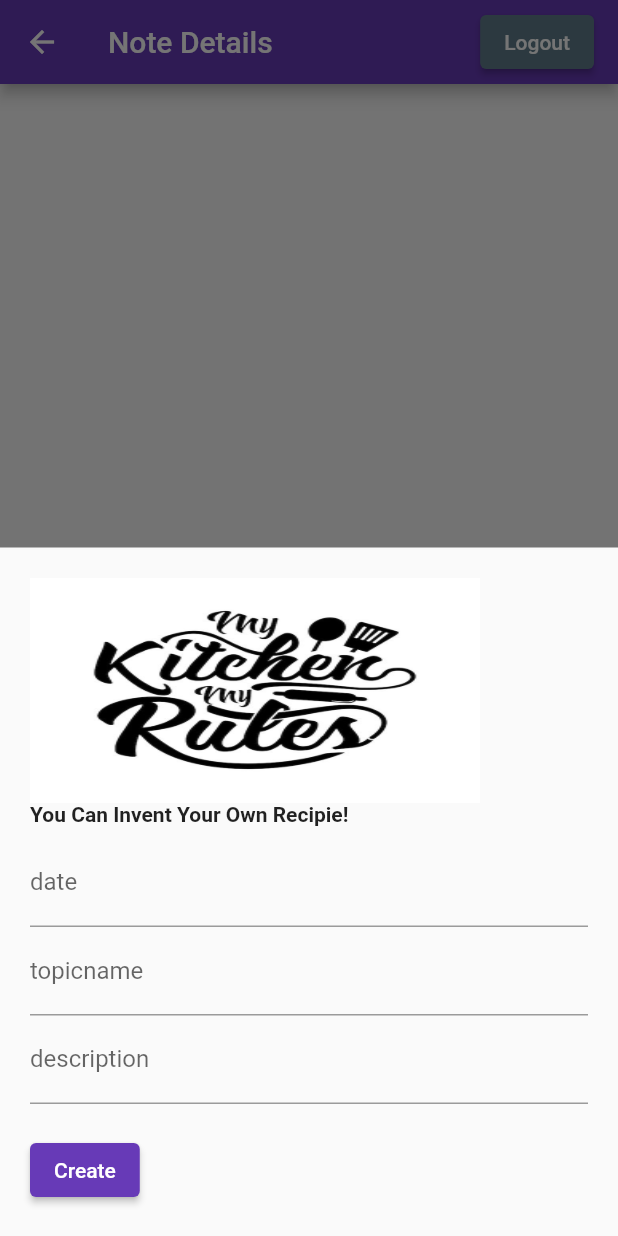
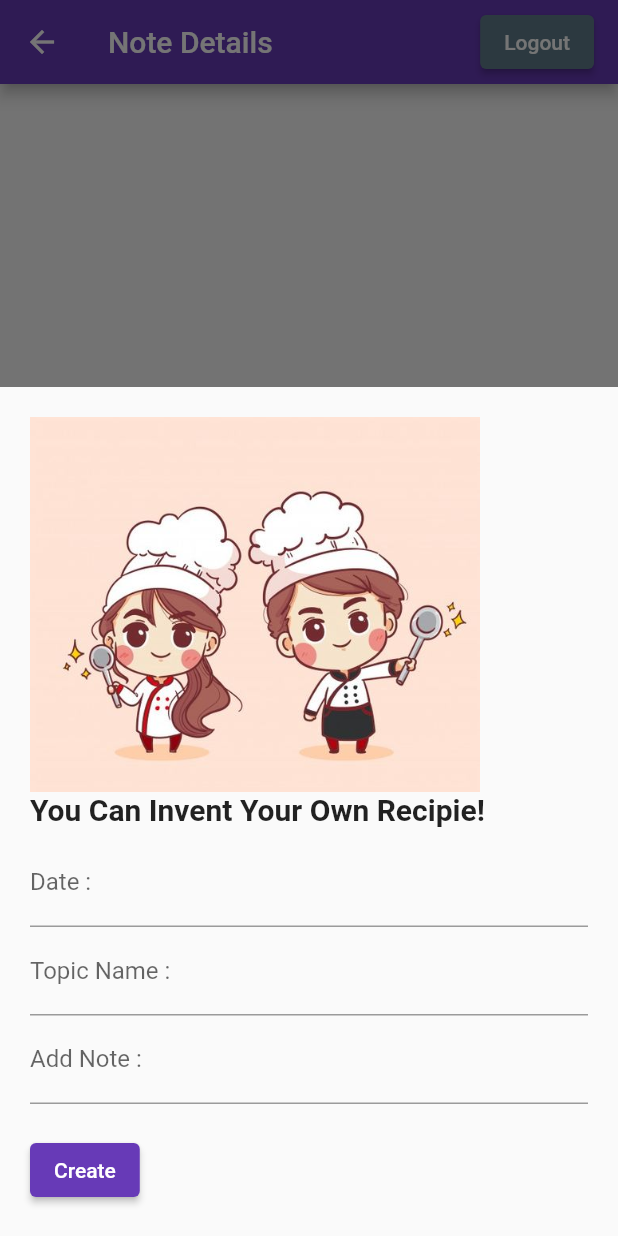
Before and after one commit to udarasandaruwan96/CTSE_Project_2023, a Flutter app: the DisniHome screen opened directly, after a tap on the "add" icon, on a phone screen of 412 x 824 dp. Run offline on Flutter 3.47's test engine with Material 2 defaults, Android fonts, the phone set to English and light mode, and no system bars; our stand-ins replace cloud_firestore, firebase_auth, firebase_core, flutter_svg, fluttertoast, get; accounts and stored records are empty.

Commit message:
Add note icon and alert msges- Disni

```diff
--- a/lib/pages/screens/disni/addNote.dart
+++ b/lib/pages/screens/disni/addNote.dart
@@ -8,6 +8,7 @@ class addNote extends StatefulWidget {
   _addNoteState createState() => _addNoteState();
 }
 
+//......data adding
 class _addNoteState extends State<addNote> {
   @override
   Widget build(BuildContext context) {
--- a/lib/pages/screens/disni/disniHome.dart
+++ b/lib/pages/screens/disni/disniHome.dart
@@ -3,6 +3,7 @@ import 'package:flutter/material.dart';
 import 'package:cloud_firestore/cloud_firestore.dart';
 import 'package:flutter/material.dart';
 import 'package:flutter_svg/svg.dart';
+import 'package:fluttertoast/fluttertoast.dart';
 import 'package:get/get.dart';
 import 'package:get/get_core/src/get_main.dart';
 
@@ -16,7 +17,7 @@ class DisniHome extends StatefulWidget {
 }
 
 class _DisniHomeState extends State<DisniHome> {
-// methanta .....................
+  //define controllers
 
   final TextEditingController _topicnameController = TextEditingController();
   final TextEditingController _dateController = TextEditingController();
@@ -25,7 +26,7 @@ class _DisniHomeState extends State<DisniHome> {
   final CollectionReference _addnote =
       FirebaseFirestore.instance.collection('addnote');
 
-  //add data........................................................
+  //data adding ........................................................
   Future<void> _create([DocumentSnapshot? documentSnapshot]) async {
     await showModalBottomSheet(
         isScrollControlled: true,
@@ -43,8 +44,9 @@ class _DisniHomeState extends State<DisniHome> {
               children: [
                 Image.asset(
                   'assets/images/noteadd.jpg',
-                  width: 300,
-                  height: 150,
+                  alignment: Alignment.bottomCenter, //center the img
+                  width: 300, // set the width
+                  height: 250, // set the hieght
                   fit: BoxFit.fill, // Set the image to cover the entire space
                 ),
                 Container(
@@ -53,20 +55,21 @@ class _DisniHomeState extends State<DisniHome> {
                     'You Can Invent Your Own Recipie!',
                     style: TextStyle(
                       fontWeight: FontWeight.bold,
+                      fontSize: 20,
                     ),
                   ),
                 ),
                 TextField(
                   controller: _dateController,
-                  decoration: const InputDecoration(labelText: 'date'),
+                  decoration: const InputDecoration(labelText: 'Date :'),
                 ),
                 TextField(
                   controller: _topicnameController,
-                  decoration: const InputDecoration(labelText: 'topicname'),
+                  decoration: const InputDecoration(labelText: 'Topic Name :'),
                 ),
                 TextField(
                   controller: _descriptionController,
-                  decoration: const InputDecoration(labelText: 'description'),
+                  decoration: const InputDecoration(labelText: 'Add Note :'),
                 ),
                 const SizedBox(
                   height: 20,
@@ -99,7 +102,7 @@ class _DisniHomeState extends State<DisniHome> {
         });
   }
 
-  //update data...........................................................
+  // data updating part...........................................................
   Future<void> _update([DocumentSnapshot? documentSnapshot]) async {
     if (documentSnapshot != null) {
       _topicnameController.text = documentSnapshot['topicname'];
@@ -123,15 +126,15 @@ class _DisniHomeState extends State<DisniHome> {
               children: [
                 TextField(
                   controller: _topicnameController,
-                  decoration: const InputDecoration(labelText: 'Topic'),
+                  decoration: const InputDecoration(labelText: 'Topic :'),
                 ),
                 TextField(
                   controller: _descriptionController,
-                  decoration: const InputDecoration(labelText: 'Description'),
+                  decoration: const InputDecoration(labelText: 'Add Note :'),
                 ),
                 TextField(
                   controller: _dateController,
-                  decoration: const InputDecoration(labelText: 'Date'),
+                  decoration: const InputDecoration(labelText: 'Date :'),
                 ),
                 const SizedBox(
                   height: 20,
@@ -150,6 +153,13 @@ class _DisniHomeState extends State<DisniHome> {
                         "date": date,
                       });
 
+                      // Show an updated success toast
+                      Fluttertoast.showToast(
+                          msg: 'Your Note Updated !',
+                          toastLength: Toast.LENGTH_SHORT,
+                          gravity: ToastGravity.BOTTOM,
+                          textColor: Colors.white);
+
                       _topicnameController.text = '';
                       _descriptionController.text = '';
                       _dateController.text = '';
@@ -164,10 +174,10 @@ class _DisniHomeState extends State<DisniHome> {
         });
   }
 
-  //delete.....................................................
+  //delete the added data .....................................................
   Future<void> _delete(String hotlineId) async {
     await _addnote.doc(hotlineId).delete().then((value) {
-      Get.snackbar('Success', 'Successfully Deleted');
+      Get.snackbar('Success', 'Note Successfully Deleted');
     });
     Navigator.pop(context);
   }
@@ -197,7 +207,7 @@ class _DisniHomeState extends State<DisniHome> {
           ),
         ),
 
-        //......body....................................................
+        //......body of the component ....................................................
         body: StreamBuilder(
           stream: _addnote.snapshots(),
           builder: (context, AsyncSnapshot<QuerySnapshot> streamSnapshot) {
@@ -215,6 +225,12 @@ class _DisniHomeState extends State<DisniHome> {
                       borderRadius: BorderRadius.circular(9.9),
                     ),
                     child: ListTile(
+                      //note icon image adding
+                      leading: const CircleAvatar(
+                        backgroundImage:
+                            NetworkImage('assets/images/noteicon.jpg'),
+                        radius: 25,
+                      ),
                       title: Text(
                         documentSnapshot['topicname'].toString(),
                         style: TextStyle(
@@ -271,7 +287,7 @@ class _DisniHomeState extends State<DisniHome> {
                                 color: Color.fromARGB(255, 224, 68, 68),
                               ),
                               onPressed: () {
-                                // Delete Confirmation Message
+                                // Delete Confirmation Message appears
                                 // set up the buttons
                                 Widget cancelButton = TextButton(
                                   child: Text("Cancel"),
@@ -280,20 +296,21 @@ class _DisniHomeState extends State<DisniHome> {
                                   },
                                 );
                                 Widget continueButton = TextButton(
-                                  child: Text("Ok"),
+                                  child: Text("Yes"),
                                   onPressed: () => _delete(documentSnapshot.id),
                                 );
 
-                                // set up the AlertDialog
+                                // set up the Alert Dialog to alert
                                 AlertDialog alert = AlertDialog(
                                   title: Text("Note Details"),
-                                  content: Text("Are you sure want to delete?"),
+                                  content: Text(
+                                      "Are you sure want to delete your note?"),
                                   actions: [
                                     cancelButton,
                                     continueButton,
                                   ],
                                 );
-                                // show the dialog
+                                // show the dialog here
                                 showDialog(
                                   context: context,
                                   builder: (BuildContext context) {
@@ -317,7 +334,7 @@ class _DisniHomeState extends State<DisniHome> {
           },
         ),
 
-        // Add new..........................................................................................
+        // Add new data..........................................................................................
         floatingActionButton: FloatingActionButton(
           onPressed: () => _create(),
           child: const Icon(Icons.add),
```
Also changed, not shown: assets/images/noteadd.jpg, assets/images/noteicon.jpg (added).
